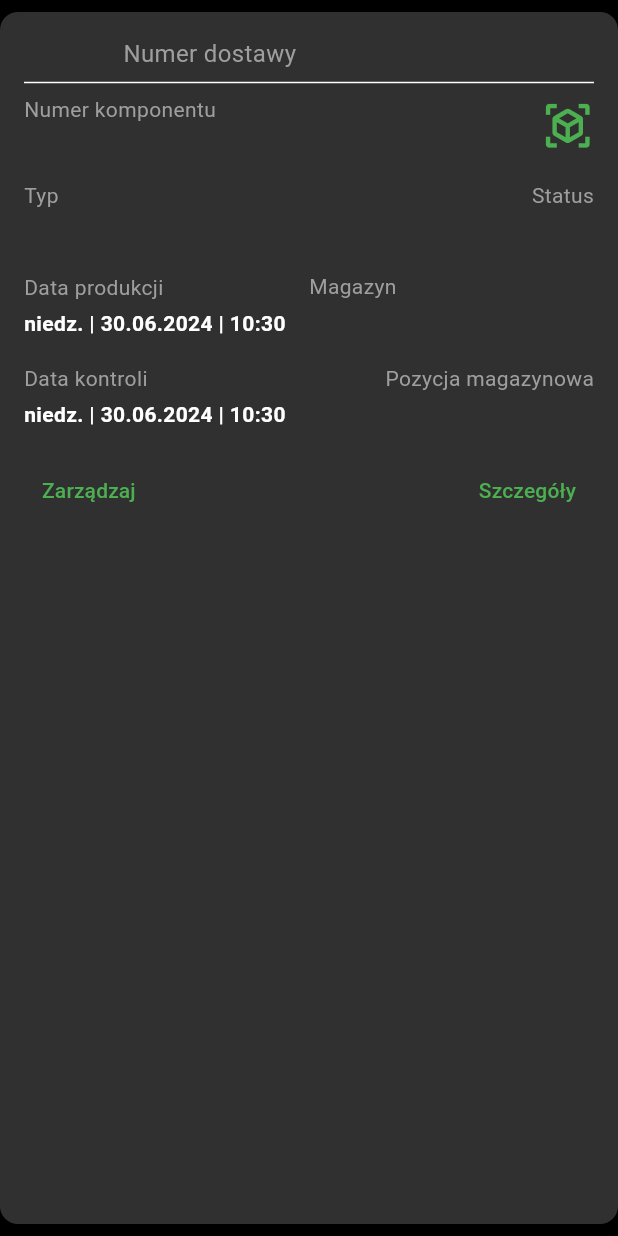
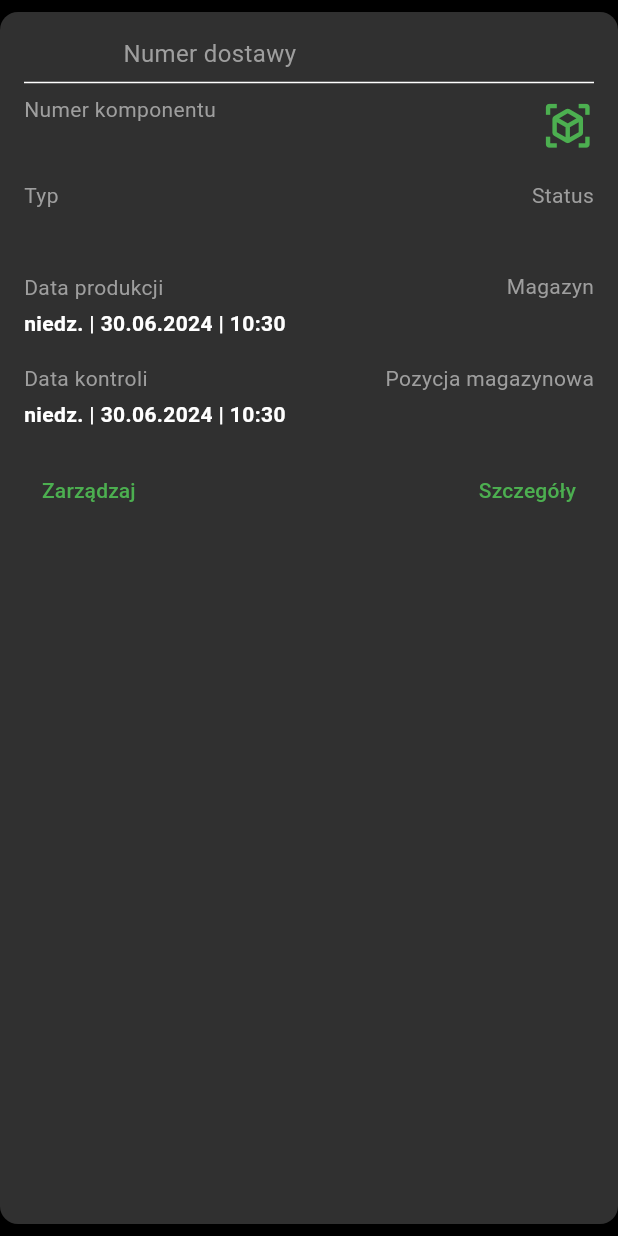
Before and after one commit to rkrawczyk98/quality_control_mobile, a Flutter app: the ComponentItem widget shown alone on an empty page, opened directly with empty values, on a phone screen of 412 x 824 dp. Run offline on Flutter 3.47's test engine with Material 3 defaults, Android fonts, the phone set to English and light mode, and no system bars; our stand-ins replace auto_size_text, flutter_speed_dial, shared_preferences; accounts and stored records are empty; network calls fail.

Commit message:
Little fixes on UI.

```diff
--- a/lib/src/views/screens/component/add_component_to_delivery_screen.dart
+++ b/lib/src/views/screens/component/add_component_to_delivery_screen.dart
@@ -1,7 +1,6 @@
 import 'package:flutter/material.dart';
 import 'package:provider/provider.dart';
 import 'package:quality_control_mobile/src/data/providers/component_provider.dart';
-// import 'package:quality_control_mobile/src/data/services/component_service.dart';
 import 'package:quality_control_mobile/src/models/component_models.dart';
 import 'package:quality_control_mobile/src/views/dialogs/custom_snackbar.dart';
 import 'package:quality_control_mobile/src/views/dialogs/error_details_dialog.dart';
--- a/lib/src/views/screens/component/component_manage_screen.dart
+++ b/lib/src/views/screens/component/component_manage_screen.dart
@@ -114,7 +114,7 @@ class _ComponentManageScreenState extends State<ComponentManageScreen> {
                       ? ''
                       : _controlDate!.toLocal().toString().split(' ')[0],
                 ),
-                decoration: const InputDecoration(labelText: 'Data dostawy'),
+                decoration: const InputDecoration(labelText: 'Data kontroli'),
                 onTap: () async {
                   FocusScope.of(context).requestFocus(FocusNode());
                   await _selectControlDate(context);
@@ -132,7 +132,7 @@ class _ComponentManageScreenState extends State<ComponentManageScreen> {
                       ? ''
                       : _productionDate!.toLocal().toString().split(' ')[0],
                 ),
-                decoration: const InputDecoration(labelText: 'Data dostawy'),
+                decoration: const InputDecoration(labelText: 'Data produkcji'),
                 onTap: () async {
                   FocusScope.of(context).requestFocus(FocusNode());
                   await _selectProductionDate(context);
--- a/lib/src/views/screens/component/component_screen.dart
+++ b/lib/src/views/screens/component/component_screen.dart
@@ -243,7 +243,7 @@ class ComponentItem extends StatelessWidget {
                 )),
                 Expanded(
                     child: Column(
-                  crossAxisAlignment: CrossAxisAlignment.start,
+                  crossAxisAlignment: CrossAxisAlignment.end,
                   children: [
                     const Text(
                       'Magazyn',
--- a/lib/src/views/screens/delivery/delivery_screen.dart
+++ b/lib/src/views/screens/delivery/delivery_screen.dart
@@ -30,7 +30,7 @@ class DeliveryScreenState extends State<DeliveryScreen> {
   @override
   Widget build(BuildContext context) {
     return DefaultTabController(
-      length: 2, // Dla dwóch zakładek
+      length: 2,
       child: GlobalScaffold(
         appBar: AppBar(
           title: const Text('Zarządzanie dostawami'),
```
Also changed, not shown: lib/src/views/widgets/components/details/component_info.dart (+4 -3 lines).
